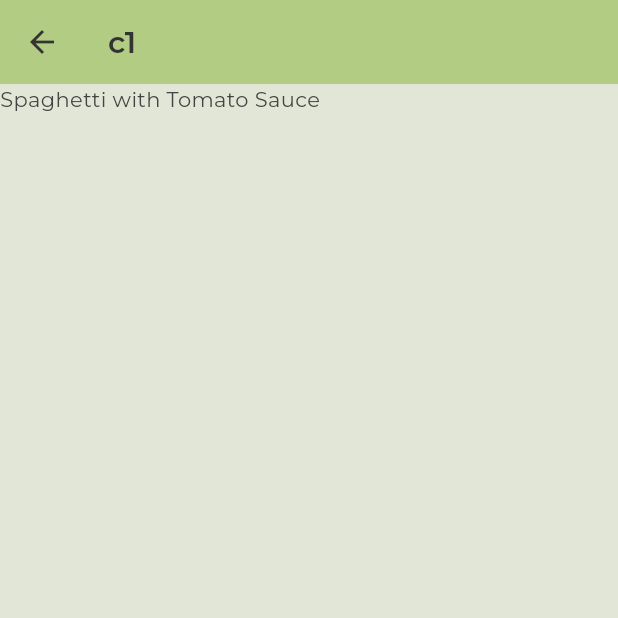
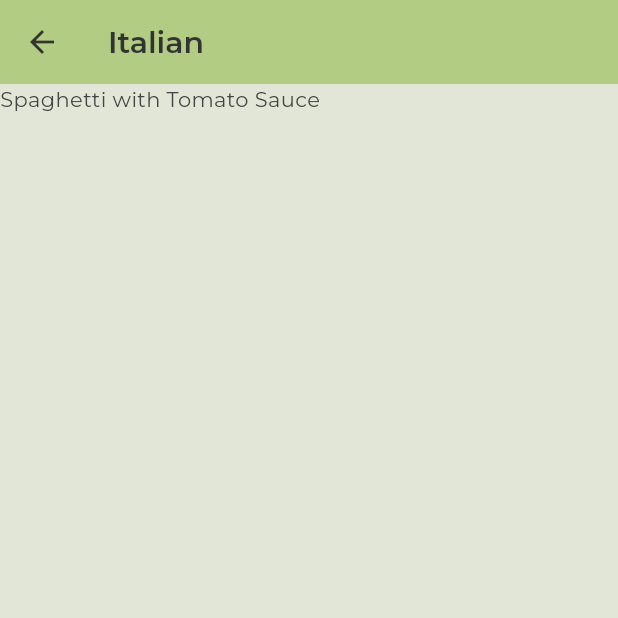
Before and after one commit to Anndderssonn/Spoonie, a Flutter app: the screen it shows after launch, after a tap on "Italian", on a phone screen of 412 x 824 dp, the top half of it. Run offline on Flutter 3.47's test engine with Material 3 defaults, Android fonts, the phone set to English and light mode, and no system bars; our stand-ins replace flutter_riverpod, go_router, google_fonts.

Commit message:
feat: Get Category title in Meal Screen

```diff
--- a/lib/presentation/screens/meals/meals_screen.dart
+++ b/lib/presentation/screens/meals/meals_screen.dart
@@ -25,14 +25,19 @@ class MealsScreenState extends ConsumerState<MealsScreen> {
 
   @override
   Widget build(BuildContext context) {
+    final categories = ref.watch(categoriesProvider);
     final meals = ref.watch(mealsProvider);
+
+    final category = categories.firstWhere(
+      (item) => item.id == widget.categoryID,
+    );
 
     if (meals.isEmpty) {
       return Loading();
     }
 
     return Scaffold(
-      appBar: AppBar(title: Text(widget.categoryID)),
+      appBar: AppBar(title: Text(category.title)),
       body: ListView.builder(
         itemCount: meals.length,
         itemBuilder: (context, index) {
```
